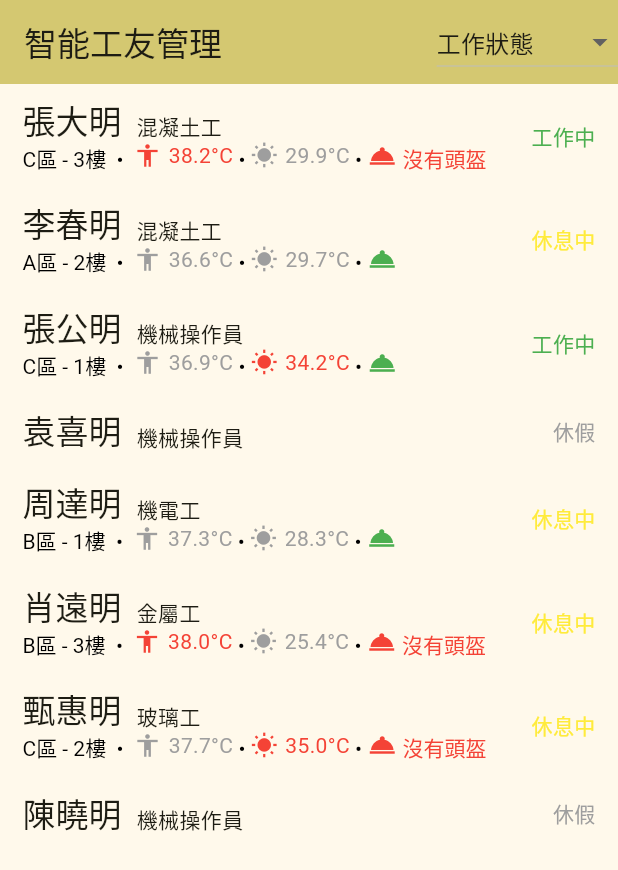
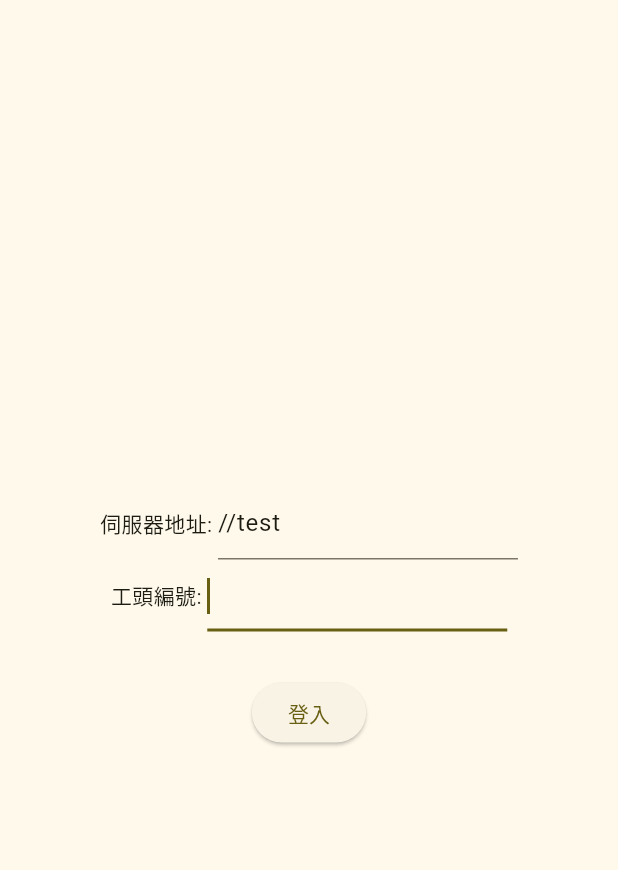
Before and after one commit to MarkHo-0/smart_worker_safety, a Flutter app: the screen it shows after launch, on a phone screen of 412 x 824 dp. Shown: the top 870 px of the screen. Run offline on Flutter 3.47's test engine with Material 2 defaults, Android fonts, the phone set to English and light mode, and no system bars; our stand-ins replace firebase_core, firebase_messaging, multicast_dns; accounts and stored records are empty.

Commit message:
Add login page

```diff
--- /dev/null
+++ b/app/lib/layouts/login_lobby.dart
@@ -0,0 +1,81 @@
+import 'package:flutter/material.dart';
+import 'package:smart_worker_safety/network.dart';
+
+class LoginLobby extends StatelessWidget {
+  LoginLobby({super.key});
+
+  final addressInput = TextEditingController();
+  final managerIdInput = TextEditingController();
+
+  final addressFocusNode = FocusNode();
+  final managerIdFocusNode = FocusNode();
+
+  @override
+  Widget build(BuildContext context) {
+    return FutureBuilder(
+      future: findServerAddress(),
+      builder: ((context, snapshot) {
+        if (snapshot.hasData || snapshot.hasError) {
+          if (snapshot.hasData) {
+            print(snapshot.data.toString());
+            addressInput.text = snapshot.data.toString();
+            WidgetsBinding.instance
+                .addPostFrameCallback((_) => managerIdFocusNode.requestFocus());
+          }
+          if (snapshot.hasError) {
+            WidgetsBinding.instance
+                .addPostFrameCallback((_) => addressFocusNode.requestFocus());
+          }
+          return Center(
+            child: Column(
+              mainAxisAlignment: MainAxisAlignment.center,
+              mainAxisSize: MainAxisSize.min,
+              children: [
+                Row(
+                  mainAxisSize: MainAxisSize.min,
+                  children: [
+                    const Text('伺服器地址: '),
+                    SizedBox(
+                      width: 200,
+                      child: TextField(
+                        controller: addressInput,
+                        focusNode: addressFocusNode,
+                      ),
+                    ),
+                  ],
+                ),
+                Row(
+                  mainAxisSize: MainAxisSize.min,
+                  children: [
+                    const Text("工頭編號: "),
+                    SizedBox(
+                        width: 200,
+                        child: TextField(
+                          controller: managerIdInput,
+                          focusNode: managerIdFocusNode,
+                        )),
+                  ],
+                ),
+                const SizedBox(height: 30),
+                ElevatedButton(
+                  onPressed: () {},
+                  child: Text("登入"),
+                ),
+              ],
+            ),
+          );
+        }
+        return const Center(
+          child: Column(
+            mainAxisAlignment: MainAxisAlignment.center,
+            mainAxisSize: MainAxisSize.min,
+            children: [
+              CircularProgressIndicator(),
+              Text("尋找伺服器中..."),
+            ],
+          ),
+        );
+      }),
+    );
+  }
+}
--- a/app/lib/layouts/worker_list_page.dart
+++ b/app/lib/layouts/worker_list_page.dart
@@ -72,7 +72,7 @@ class _WorkerListPageState extends State<WorkerListPage> {
                                 workers[i].bio.name,
                                 style: Theme.of(context).textTheme.titleLarge,
                               ),
-                              SizedBox(width: 10),
+                              const SizedBox(width: 10),
                               Text(workers[i].bio.position)
                             ],
                           ),
@@ -153,7 +153,7 @@ class WorkerConditionInfoBox extends StatelessWidget {
   Widget build(BuildContext context) {
     return RichText(
       text: TextSpan(
-        style: TextStyle(color: Colors.black),
+        style: const TextStyle(color: Colors.black),
         children: [
           TextSpan(text: condition.location),
           const TextSpan(text: '  •  '),
--- a/app/lib/main.dart
+++ b/app/lib/main.dart
@@ -1,32 +1,11 @@
 import 'package:flutter/material.dart';
-import 'package:smart_worker_safety/layouts/warning_page.dart';
-import 'package:smart_worker_safety/layouts/worker_list_page.dart';
-import 'package:smart_worker_safety/worker.dart';
+import 'package:smart_worker_safety/network.dart';
+import 'package:smart_worker_safety/route.dart';
 
-import 'package:firebase_core/firebase_core.dart';
-import 'firebase_options.dart';
-import 'package:firebase_messaging/firebase_messaging.dart';
+final GlobalKey<NavigatorState> navigatorKey = GlobalKey<NavigatorState>();
 
 void main() async {
   runApp(const MyApp());
-  Firebase.initializeApp(
-    options: DefaultFirebaseOptions.currentPlatform,
-  ).then((value) async {
-    final fcmToken = await FirebaseMessaging.instance.getToken();
-    await FirebaseMessaging.instance.setAutoInitEnabled(true);
-    print("FCMToken $fcmToken");
-  }).catchError((err) {
-    print("Firebase Error");
-  });
-
-  // 測試網絡用
-  // final s = connectServer();
-  // s.ready.then((value) {
-  //   s.sink.add("Hello Server!");
-  //   Future.delayed(const Duration(seconds: 3), () {
-  //     s.sink.close(3000, "manuel");
-  //   });
-  // });
 }
 
 class MyApp extends StatelessWidget {
@@ -35,16 +14,12 @@ class MyApp extends StatelessWidget {
   @override
   Widget build(BuildContext context) {
     return MaterialApp(
+      key: navigatorKey,
       theme: ThemeData(
         colorScheme: ColorScheme.fromSeed(seedColor: Colors.yellow),
         useMaterial3: true,
       ),
-      // home: WarningPage(
-      //   worker: Worker.random(),
-      //   type: WarningType.headImpact,
-      //   lastReachTimeMS: DateTime.now().millisecondsSinceEpoch - 10000, //測試用
-      // ),
-      home: const WorkerListPage(),
+      home: const RouteContainer(),
       debugShowCheckedModeBanner: false,
     );
   }
--- /dev/null
+++ b/app/lib/route.dart
@@ -0,0 +1,65 @@
+import 'package:firebase_core/firebase_core.dart';
+import 'package:firebase_messaging/firebase_messaging.dart';
+import 'package:flutter/material.dart';
+import 'package:smart_worker_safety/layouts/login_lobby.dart';
+import 'package:smart_worker_safety/layouts/warning_page.dart';
+import 'package:smart_worker_safety/layouts/worker_list_page.dart';
+
+import 'firebase_options.dart';
+
+class RouteContainer extends StatefulWidget {
+  const RouteContainer({super.key});
+
+  @override
+  State<RouteContainer> createState() => _RouteContainerState();
+}
+
+class _RouteContainerState extends State<RouteContainer> {
+  late final Uri serverAddress;
+  @override
+  void initState() {
+    super.initState();
+
+    // Firebase.initializeApp(
+    //   options: DefaultFirebaseOptions.currentPlatform,
+    // ).then((value) async {
+    //   final fcmToken = await FirebaseMessaging.instance.getToken();
+    //   await FirebaseMessaging.instance.setAutoInitEnabled(true);
+    //   print("FCMToken $fcmToken");
+
+    //   FirebaseMessaging.onMessage.listen((RemoteMessage message) {
+    //     final name = message.data['worker_name'] as String;
+    //     final location = message.data['accident_location'] as String;
+    //     final type = int.tryParse(message.data['accident_type']) ?? 0;
+    //     final last = int.tryParse(message.data['last_rach_time_ms']) ?? 0;
+
+    //     Navigator.push(
+    //       context,
+    //       MaterialPageRoute(
+    //         builder: (context) => WarningPage(
+    //           workerName: name,
+    //           accidentLocation: location,
+    //           accidentType: WarningType.values[type],
+    //           lastReachTimeMS: last,
+    //         ),
+    //       ),
+    //     );
+    //   });
+
+    //   FirebaseMessaging.onBackgroundMessage(messagingBackgroundHandler);
+    // }).catchError((err) {
+    //   print("Firebase Error");
+    // });
+  }
+
+  @override
+  Widget build(BuildContext context) {
+    return Scaffold(body: LoginLobby());
+  }
+}
+
+Future<void> messagingBackgroundHandler(RemoteMessage message) async {
+  await Firebase.initializeApp();
+
+  print("在後台收到訊息: ${message.messageId}");
+}
--- a/app/pubspec.yaml
+++ b/app/pubspec.yaml
@@ -38,6 +38,7 @@ dependencies:
   icons_launcher: ^2.1.4
   firebase_core: ^2.22.0
   firebase_messaging: ^14.7.4
+  multicast_dns: ^0.3.2+4
 
 dev_dependencies:
   flutter_test:
```
Also changed, not shown: app/lib/layouts/warning_page.dart (+17 -16 lines), app/lib/network.dart (+15 -7 lines), app/lib/worker.dart (+22 -0 lines), app/pubspec.lock, 1 other file.
